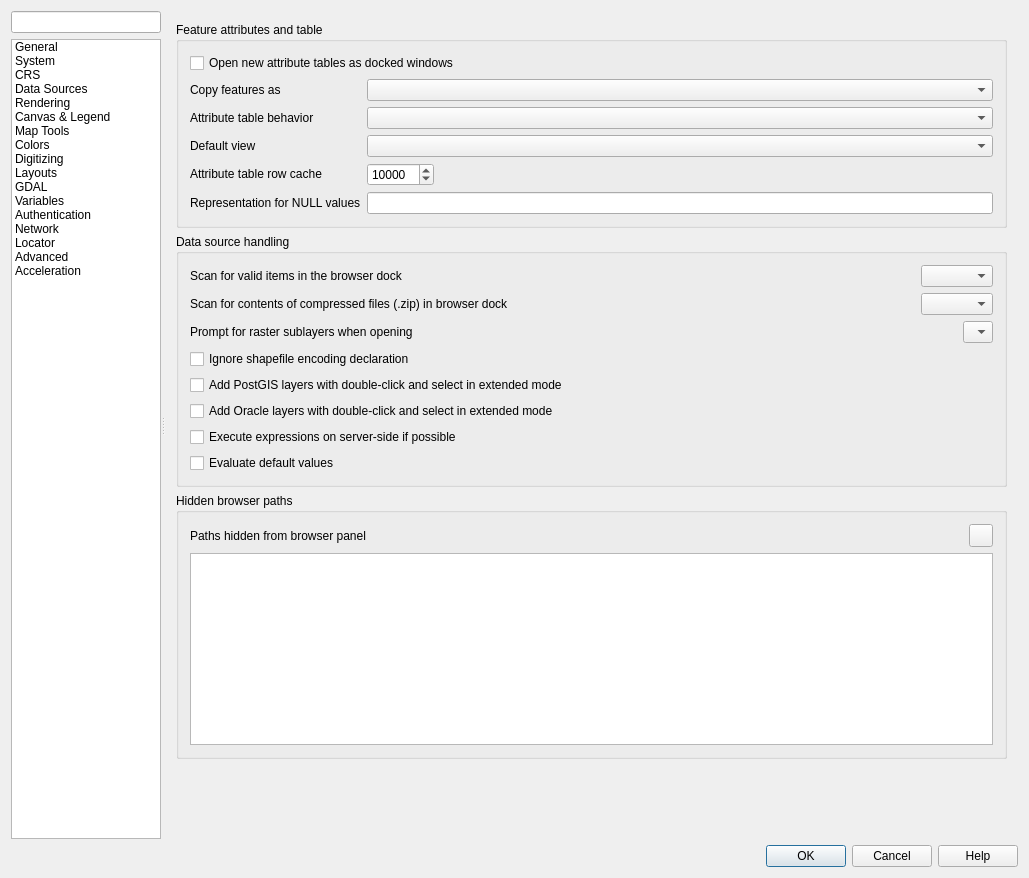
Before: the Qt Designer form src/ui/qgsoptionsbase.ui in qgis/QGIS, drawn with Qt 5.
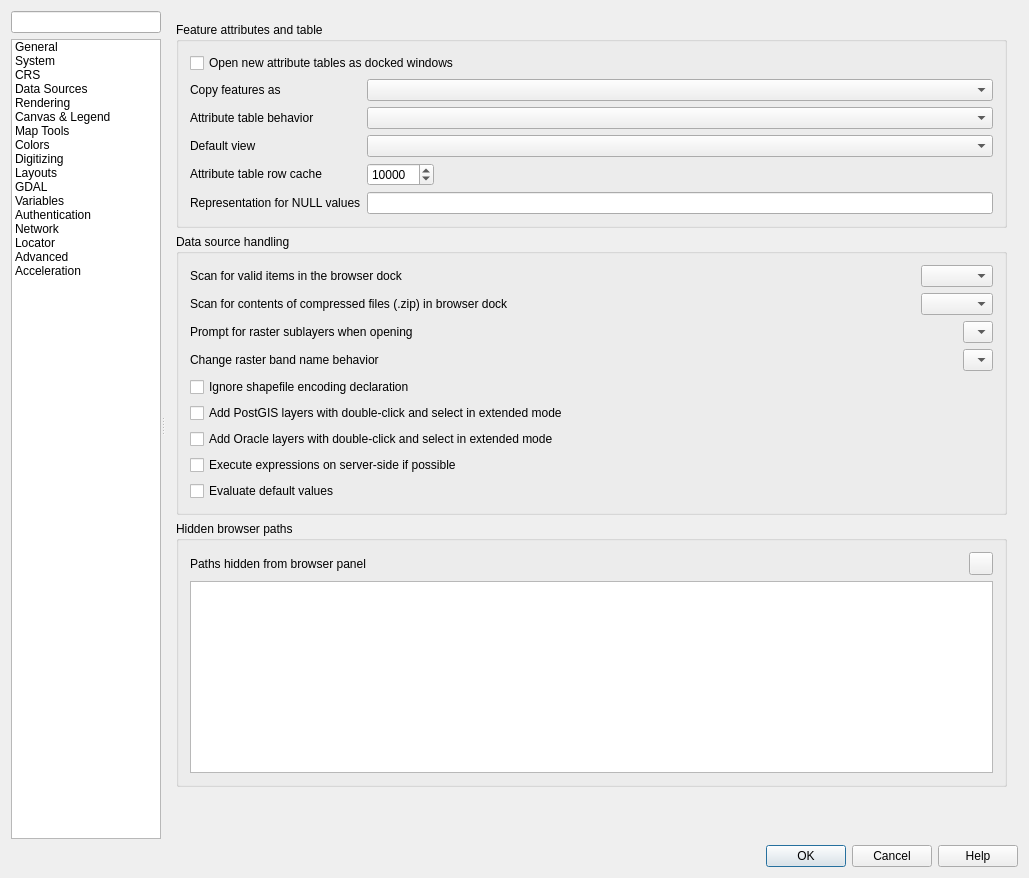
After: the same form once the commit is applied. The open tabs and pages were chosen to show the change. Icons and pictures are not drawn. Custom widgets are drawn as their Qt base class.

Commit message: Use raster band names in QGIS [FEATURE] [needs-docs] * fixes #16047 * extracts band name info using gdalapi in QgsGdalProvider * added configuration option to allowing user to select band name behavior * currently 5 ways including current default behavior: #, name, name (#), # (name), _DIM_EXTRA metadata

```diff
--- a/src/ui/qgsoptionsbase.ui
+++ b/src/ui/qgsoptionsbase.ui
@@ -2007,6 +2007,45 @@
                     </item>
                    </layout>
                   </item>
+                  <item>
+                   <layout class="QHBoxLayout" name="horizontalLayout_38">
+                    <item>
+                     <widget class="QLabel" name="textLabel1_15">
+                      <property name="sizePolicy">
+                       <sizepolicy hsizetype="Fixed" vsizetype="Fixed">
+                        <horstretch>0</horstretch>
+                        <verstretch>0</verstretch>
+                       </sizepolicy>
+                      </property>
+                      <property name="text">
+                       <string>Change raster band name behavior</string>
+                      </property>
+                     </widget>
+                    </item>
+                    <item>
+                     <spacer name="horizontalSpacer_38">
+                      <property name="orientation">
+                       <enum>Qt::Horizontal</enum>
+                      </property>
+                      <property name="sizeHint" stdset="0">
+                       <size>
+                        <width>40</width>
+                        <height>20</height>
+                       </size>
+                      </property>
+                     </spacer>
+                    </item>
+                    <item>
+                     <widget class="QComboBox" name="cmbUseOfRasterBandNames">
+                      <item>
+                       <property name="text">
+                        <string/>
+                       </property>
+                      </item>
+                     </widget>
+                    </item>
+                   </layout>
+                  </item>
                   <item>
                    <widget class="QCheckBox" name="cbxIgnoreShapeEncoding">
                     <property name="toolTip">
```
Left out of the diff: 1 changed line with no effect on the pictures. The commit also changes 2 other files.
